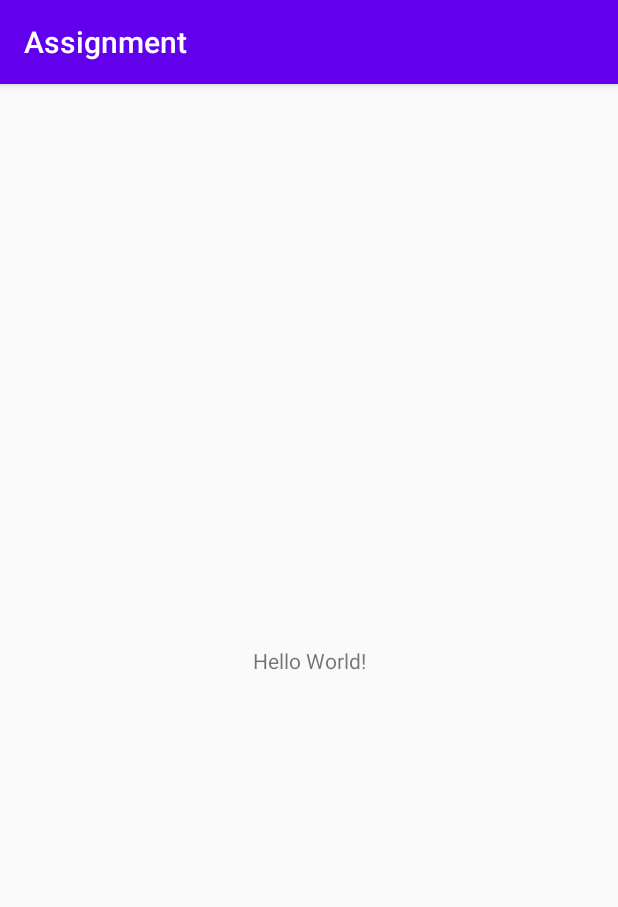
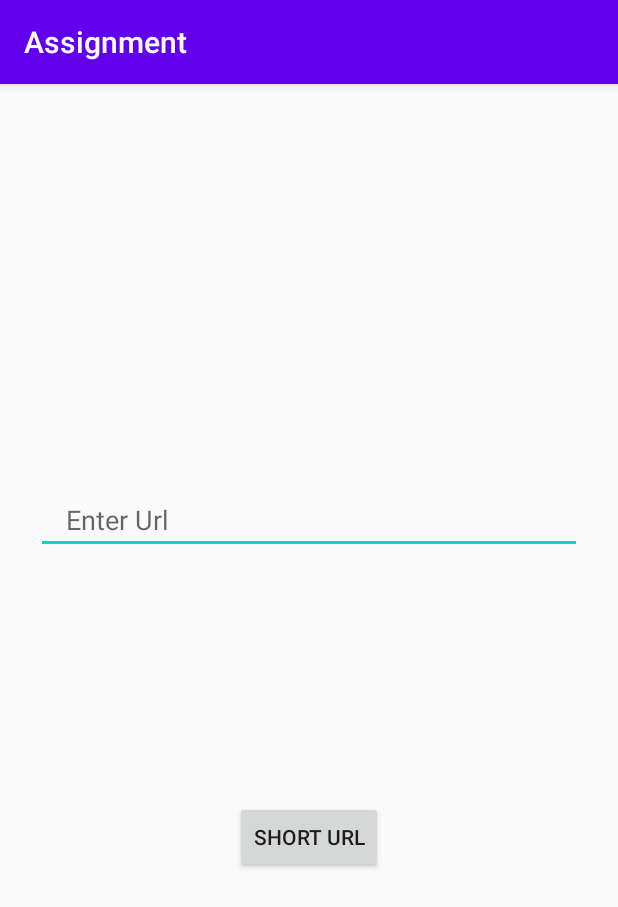
Before and after one commit to Hassaan10/Assignment, an Android app: the screen it shows after launch (MainActivity), on a phone screen of 412 x 824 dp. Shown: the top 907 px of the screen. Run offline under Robolectric (Android 15) with nearby library versions, the phone set to English and light mode, and no system bars.

Commit message:
minor fixes

```diff
--- a/app/build.gradle
+++ b/app/build.gradle
@@ -1,7 +1,7 @@
 apply plugin: 'com.android.application'
 apply plugin: 'kotlin-android'
 apply plugin: 'kotlin-android-extensions'
-
+apply plugin: 'kotlin-kapt'
 android {
     compileSdkVersion 29
     buildToolsVersion "29.0.3"
@@ -22,6 +22,15 @@ android {
             proguardFiles getDefaultProguardFile('proguard-android-optimize.txt'), 'proguard-rules.pro'
         }
     }
+
+    compileOptions {
+        sourceCompatibility JavaVersion.VERSION_1_8
+        targetCompatibility JavaVersion.VERSION_1_8
+    }
+
+    kotlinOptions {
+        jvmTarget = "1.8"
+    }
 }
 
 dependencies {
@@ -33,7 +42,22 @@ dependencies {
     testImplementation 'junit:junit:4.12'
     androidTestImplementation 'androidx.test.ext:junit:1.1.1'
     androidTestImplementation 'androidx.test.espresso:espresso-core:3.2.0'
+
+
     implementation "com.squareup.retrofit2:retrofit:2.8.1"
     implementation "com.squareup.retrofit2:converter-gson:2.8.1"
 
+    // ViewModel
+    implementation "androidx.lifecycle:lifecycle-viewmodel-ktx:2.2.0"
+    // LiveData
+    implementation "androidx.lifecycle:lifecycle-livedata-ktx:2.2.0"
+
+    //Google Gson
+    implementation 'com.google.code.gson:gson:2.8.6'
+
+    //kapt compiler
+    kapt "androidx.lifecycle:lifecycle-compiler:2.2.0"
+
+
+
 }
--- a/app/src/main/AndroidManifest.xml
+++ b/app/src/main/AndroidManifest.xml
@@ -1,6 +1,8 @@
 <?xml version="1.0" encoding="utf-8"?>
 <manifest xmlns:android="http://schemas.android.com/apk/res/android"
     package="com.test.assignment">
+
+    <uses-permission android:name="android.permission.INTERNET" />
 
     <application
         android:allowBackup="true"
--- a/app/src/main/java/com/test/assignment/MainActivity.kt
+++ b/app/src/main/java/com/test/assignment/MainActivity.kt
@@ -2,14 +2,74 @@ package com.test.assignment
 
 import androidx.appcompat.app.AppCompatActivity
 import android.os.Bundle
+import android.util.Patterns
+import android.view.View
+import android.widget.Toast
+import androidx.lifecycle.Observer
+import androidx.lifecycle.ViewModelProvider
+import com.test.assignment.viewmodels.MainViewModel
+import kotlinx.android.synthetic.main.activity_main.*
 
 
 class MainActivity : AppCompatActivity() {
 
-    val token = "efe5f6264a2d38bd0a326b77831e9f0f6357c290"
+//    val token = "efe5f6264a2d38bd0a326b77831e9f0f6357c290"
 
+    lateinit var viewModel:MainViewModel
     override fun onCreate(savedInstanceState: Bundle?) {
         super.onCreate(savedInstanceState)
         setContentView(R.layout.activity_main)
+
+        init()
+    }
+
+
+    fun init()
+    {
+        viewModel = ViewModelProvider(this).get(MainViewModel::class.java)
+
+        setObservers()
+
+        btSubmit.setOnClickListener {
+            if( Patterns.WEB_URL.matcher(etUrl.text.toString()).matches()) {
+                showProgress(true)
+                getUrl()
+            }
+            else {
+                Toast.makeText(this,"Invalid Url",Toast.LENGTH_SHORT).show()
+            }
+        }
+
+    }
+
+    fun getUrl()
+    {
+        viewModel.getShortenUrl(etUrl.text.toString())
+    }
+
+    fun setObservers()
+    {
+        viewModel.response.observe(this, Observer {
+            showProgress(false)
+            etUrl.setText(it.link)
+        })
+
+        viewModel.error.observe(this, Observer {
+            showProgress(false)
+            showError(it)
+        })
+    }
+
+    fun showError(error:String)
+    {
+        Toast.makeText(this,error,Toast.LENGTH_SHORT).show()
+    }
+
+    fun showProgress(show:Boolean)
+    {
+        if (show)
+            progressBar.visibility = View.VISIBLE
+        else
+            progressBar.visibility = View.GONE
     }
 }
--- a/app/src/main/java/com/test/assignment/api/ApiBuilder.kt
+++ b/app/src/main/java/com/test/assignment/api/ApiBuilder.kt
@@ -1,5 +1,6 @@
 package com.test.assignment.api
 
+import com.google.gson.GsonBuilder
 import retrofit2.Retrofit
 import retrofit2.converter.gson.GsonConverterFactory
 
@@ -11,9 +12,10 @@ class ApiBuilder {
         fun getInstance(): Retrofit? {
             if (retrofit == null) {
                 retrofit = Retrofit.Builder()
-                    .baseUrl("https://api.github.com/")
+//                    .baseUrl("http://localhost:8000")
+                    .baseUrl("https://api-ssl.bitly.com/v4/")
                     .addConverterFactory(GsonConverterFactory.create())
-                    .build();
+                    .build()
             }
             return retrofit
         }
--- a/app/src/main/java/com/test/assignment/api/UrlShortenerAPI.kt
+++ b/app/src/main/java/com/test/assignment/api/UrlShortenerAPI.kt
@@ -2,6 +2,7 @@ package com.test.assignment.api
 
 import com.test.assignment.models.Actor
 import com.test.assignment.models.Event
+import com.test.assignment.models.UrlResponse
 import retrofit2.Call
 import retrofit2.http.*
 
@@ -25,4 +26,9 @@ interface UrlShortenerAPI {
 
     @GET("events/actors/{id}")
     fun getActorEvents(@Path("id") id:String):Call<List<Event>>
+
+
+    @POST("shorten")
+    @Headers("Authorization:Bearer efe5f6264a2d38bd0a326b77831e9f0f6357c290")
+    fun getShortenUrl(@Body long_url:String):Call<UrlResponse>
 }
--- /dev/null
+++ b/app/src/main/java/com/test/assignment/models/References.kt
@@ -0,0 +1,5 @@
+package com.test.assignment.models
+
+data class References(
+    val group: String
+)
--- /dev/null
+++ b/app/src/main/java/com/test/assignment/models/UrlResponse.kt
@@ -0,0 +1,13 @@
+package com.test.assignment.models
+
+data class UrlResponse(
+    val archived: Boolean,
+    val created_at: String,
+    val custom_bitlinks: List<Any>,
+    val deeplinks: List<Any>,
+    val id: String,
+    val link: String,
+    val long_url: String,
+    val references: References,
+    val tags: List<Any>
+)
--- a/app/src/main/java/com/test/assignment/repositories/MainRepository.kt
+++ b/app/src/main/java/com/test/assignment/repositories/MainRepository.kt
@@ -1,9 +1,12 @@
 package com.test.assignment.repositories
 
+import androidx.lifecycle.LiveData
+import androidx.lifecycle.MutableLiveData
 import com.test.assignment.api.ApiBuilder
 import com.test.assignment.api.UrlShortenerAPI
 import com.test.assignment.models.Actor
 import com.test.assignment.models.Event
+import com.test.assignment.models.UrlResponse
 import retrofit2.Call
 import retrofit2.Callback
 import retrofit2.Response
@@ -12,11 +15,15 @@ class MainRepository {
 
     val api = ApiBuilder.getInstance()?.create(UrlShortenerAPI::class.java)
 
+    var error = MutableLiveData<String>()
+    val urlResponse = MutableLiveData<UrlResponse>()
+
+    //add event
     fun addEvent(event: Event)
     {
         api?.addEvent(event)?.enqueue(object :Callback<String>{
             override fun onFailure(call: Call<String>, t: Throwable) {
-
+            error.value = t.message
             }
 
             override fun onResponse(call: Call<String>, response: Response<String>) {
@@ -26,11 +33,12 @@ class MainRepository {
     }
 
 
+    //get all actors
     fun getActors()
     {
         api?.getActors()?.enqueue(object :Callback<List<Actor>>{
             override fun onFailure(call: Call<List<Actor>>, t: Throwable) {
-                TODO("Not yet implemented")
+                error.value = t.localizedMessage
             }
 
             override fun onResponse(call: Call<List<Actor>>, response: Response<List<Actor>>) {
@@ -39,11 +47,12 @@ class MainRepository {
         })
     }
 
+    //get events by actor id
     fun getActorsEvent(id:String)
     {
         api?.getActorEvents(id)?.enqueue(object :Callback<List<Event>>{
             override fun onFailure(call: Call<List<Event>>, t: Throwable) {
-                TODO("Not yet implemented")
+                error.value = t.localizedMessage
             }
 
             override fun onResponse(call: Call<List<Event>>, response: Response<List<Event>>) {
@@ -52,5 +61,24 @@ class MainRepository {
         })
     }
 
+    //get shorten url from bitly api
+    fun getShortenUrl(url:String)
+    {
+
+        api?.getShortenUrl(url)?.enqueue(object :Callback<UrlResponse>{
+            override fun onFailure(call: Call<UrlResponse>, t: Throwable) {
+                error.value = t.message
+            }
+
+            override fun onResponse(call: Call<UrlResponse>, response: Response<UrlResponse>) {
+                if(response.isSuccessful)
+                {
+                    urlResponse.value = response.body()
+                }
+            }
+
+        })
+    }
+
 
 }
--- a/app/src/main/java/com/test/assignment/viewmodels/MainViewModel.kt
+++ b/app/src/main/java/com/test/assignment/viewmodels/MainViewModel.kt
@@ -1,9 +1,22 @@
 package com.test.assignment.viewmodels
 
+import androidx.lifecycle.LiveData
+import androidx.lifecycle.MutableLiveData
 import androidx.lifecycle.ViewModel
+import com.test.assignment.models.UrlResponse
+import com.test.assignment.repositories.MainRepository
 
 class MainViewModel:ViewModel() {
 
+    val repository = MainRepository()
 
+    val response = repository.urlResponse
+
+    val error = repository.error
+
+    fun getShortenUrl(url:String)
+    {
+       repository.getShortenUrl(url)
+    }
 
 }
--- a/app/src/main/res/layout/activity_main.xml
+++ b/app/src/main/res/layout/activity_main.xml
@@ -6,13 +6,65 @@
     android:layout_height="match_parent"
     tools:context=".MainActivity">
 
-    <TextView
-        android:layout_width="wrap_content"
-        android:layout_height="wrap_content"
-        android:text="Hello World!"
+
+    <androidx.constraintlayout.widget.ConstraintLayout
+        android:layout_width="0dp"
+        android:layout_height="300dp"
+        android:layout_marginStart="16dp"
+        android:layout_marginEnd="16dp"
         app:layout_constraintBottom_toBottomOf="parent"
-        app:layout_constraintLeft_toLeftOf="parent"
-        app:layout_constraintRight_toRightOf="parent"
-        app:layout_constraintTop_toTopOf="parent" />
+        app:layout_constraintEnd_toEndOf="parent"
+        app:layout_constraintStart_toStartOf="parent"
+        app:layout_constraintTop_toTopOf="parent">
 
+        <EditText
+            android:id="@+id/etUrl"
+            android:layout_width="0dp"
+            android:layout_height="wrap_content"
+            android:layout_marginStart="8dp"
+            android:layout_marginTop="24dp"
+            android:layout_marginEnd="8dp"
+            android:ems="10"
+            android:hint="Enter Url"
+            android:inputType="textUri"
+            android:paddingHorizontal="20dp"
+            android:paddingTop="20dp"
+            app:layout_constraintEnd_toEndOf="parent"
+            app:layout_constraintStart_toStartOf="parent"
+            app:layout_constraintTop_toTopOf="parent" />
+
+        <Button
+            android:id="@+id/btSubmit"
+            android:layout_width="wrap_content"
+            android:layout_height="wrap_content"
+            android:layout_marginBottom="8dp"
+            android:text="Short url"
+            app:layout_constraintBottom_toBottomOf="parent"
+            app:layout_constraintEnd_toEndOf="parent"
+            app:layout_constraintStart_toStartOf="parent" />
+
+        <TextView
+            android:id="@+id/tvUrl"
+            android:layout_width="0dp"
+            android:layout_height="wrap_content"
+            android:layout_marginStart="8dp"
+            android:layout_marginEnd="8dp"
+            android:textAlignment="center"
+            android:textSize="14sp"
+            app:layout_constraintBottom_toTopOf="@+id/btSubmit"
+            app:layout_constraintEnd_toEndOf="parent"
+            app:layout_constraintStart_toStartOf="parent"
+            app:layout_constraintTop_toBottomOf="@+id/etUrl" />
+
+        <ProgressBar
+            android:id="@+id/progressBar"
+            style="?android:attr/progressBarStyle"
+            android:layout_width="wrap_content"
+            android:layout_height="wrap_content"
+            app:layout_constraintBottom_toBottomOf="parent"
+            android:visibility="gone"
+            app:layout_constraintEnd_toEndOf="parent"
+            app:layout_constraintStart_toStartOf="parent"
+            app:layout_constraintTop_toTopOf="parent" />
+    </androidx.constraintlayout.widget.ConstraintLayout>
 </androidx.constraintlayout.widget.ConstraintLayout>
```
